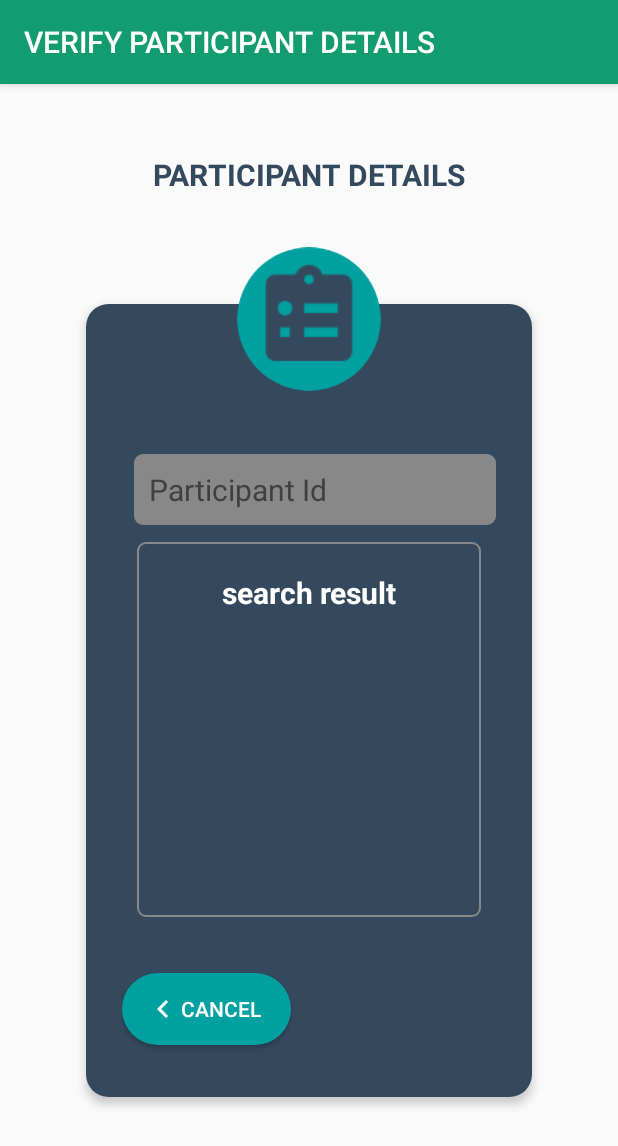
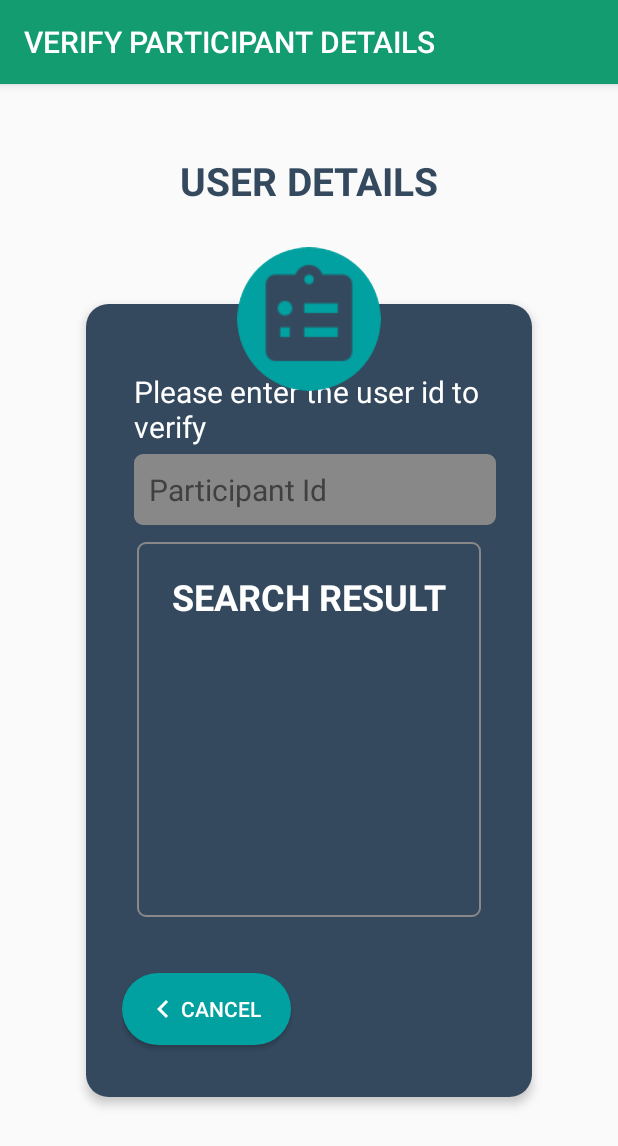
Before and after one commit to sahuvivek1994/MUW, an Android app: the MidlineVerifyActivity screen opened directly, with no data from a screen before it, on a phone screen of 412 x 824 dp. Shown: the top 1146 px of the screen. Run offline under Robolectric (Android 15) with nearby library versions, the phone set to English and light mode, and no system bars; our stand-ins replace CircleImageView.

Commit message:
minor chnages

```diff
--- a/app/build.gradle
+++ b/app/build.gradle
@@ -6,8 +6,8 @@ android {
         applicationId "com.inscripts.ins_armman.muw"
         minSdkVersion 19
         targetSdkVersion 27
-         versionCode 4
-         versionName "1.2"
+         versionCode 5
+         versionName "1.3"
         testInstrumentationRunner "android.support.test.runner.AndroidJUnitRunner"
     }
     buildTypes {
--- a/app/src/main/java/com/inscripts/ins_armman/muw/database/DBHelper.java
+++ b/app/src/main/java/com/inscripts/ins_armman/muw/database/DBHelper.java
@@ -209,7 +209,8 @@ public class DBHelper extends SQLiteOpenHelper {
     public int checkAlreadyfilled(String participantId)
     {
         int flag = 0;
-        Cursor cursor =  utility.getDatabase().rawQuery("SELECT count(unique_id) FROM filled_forms_status WHERE form_id = 11\n" +
+        Cursor cursor =  utility.getDatabase().rawQuery("SELECT count(unique_id) FROM filled_forms_status " +
+                "WHERE form_id = 11 and form_completion_status = 1" +
                 " AND unique_id IN (SELECT unique_id from all_registration_detail WHERE user_id = "+participantId +")", null);
         if (cursor != null && cursor.moveToFirst()) {
             flag = cursor.getInt(cursor.getColumnIndex("count(unique_id)"));
--- a/app/src/main/res/layout/midline_verify_layout.xml
+++ b/app/src/main/res/layout/midline_verify_layout.xml
@@ -11,9 +11,9 @@
         android:layout_width="wrap_content"
         android:layout_height="wrap_content"
         android:layout_marginTop="8dp"
-        android:text="PARTICIPANT DETAILS"
+        android:text="@string/midline_header"
         android:textColor="@color/verify_participant_cardview"
-        android:textSize="20sp"
+        android:textSize="26sp"
         android:textStyle="bold"
         app:layout_constraintEnd_toEndOf="parent"
         app:layout_constraintStart_toStartOf="parent"
@@ -82,9 +82,9 @@
                     android:layout_height="wrap_content"
                     android:layout_marginTop="10dp"
                     android:gravity="center|center_vertical"
-                    android:text="search result"
+                    android:text="@string/search_result"
                     android:textColor="#FFFF"
-                    android:textSize="20sp"
+                    android:textSize="24sp"
                     android:textStyle="bold"
                     app:layout_constraintEnd_toEndOf="parent"
                     app:layout_constraintStart_toStartOf="parent"
@@ -94,12 +94,12 @@
                     android:id="@+id/txtParticipantName"
                     android:layout_width="0dp"
                     android:layout_height="0dp"
-                    android:layout_marginStart="20dp"
+                    android:layout_marginStart="15dp"
                     android:layout_marginTop="8dp"
                     android:layout_marginBottom="8dp"
                     android:text=""
                     android:textColor="#FFFFFF"
-                    android:textSize="20sp"
+                    android:textSize="24sp"
                     app:layout_constraintBottom_toTopOf="@+id/guideline27"
                     app:layout_constraintEnd_toEndOf="parent"
                     app:layout_constraintStart_toStartOf="@+id/guideline26"
@@ -126,8 +126,8 @@
                     android:id="@+id/imgName"
                     android:layout_width="0dp"
                     android:layout_height="0dp"
-                    android:layout_marginStart="4dp"
-                    android:layout_marginTop="4dp"
+                    android:layout_marginStart="20dp"
+                    android:layout_marginTop="8dp"
                     android:layout_marginEnd="4dp"
                     android:layout_marginBottom="4dp"
                     android:visibility="invisible"
@@ -149,21 +149,21 @@
                     android:layout_width="wrap_content"
                     android:layout_height="wrap_content"
                     android:orientation="horizontal"
-                    app:layout_constraintGuide_percent="0.35" />
+                    app:layout_constraintGuide_percent="0.40" />
 
                 <android.support.constraint.Guideline
                     android:id="@+id/guideline29"
                     android:layout_width="wrap_content"
                     android:layout_height="wrap_content"
                     android:orientation="horizontal"
-                    app:layout_constraintGuide_percent="0.20" />
+                    app:layout_constraintGuide_percent="0.23" />
 
                 <android.support.constraint.Guideline
                     android:id="@+id/guideline28"
                     android:layout_width="wrap_content"
                     android:layout_height="wrap_content"
                     android:orientation="horizontal"
-                    app:layout_constraintGuide_percent="0.50" />
+                    app:layout_constraintGuide_percent="0.60" />
 
         <!--        <ImageView
                     android:id="@+id/imageView4"
@@ -243,6 +243,20 @@
                 android:orientation="horizontal"
                 app:layout_constraintGuide_percent="0.28" />
 
+            <TextView
+                android:id="@+id/textView6"
+                android:layout_width="0dp"
+                android:layout_height="wrap_content"
+                android:layout_marginStart="8dp"
+                android:layout_marginTop="20dp"
+                android:gravity="left"
+                android:text="Please enter the user id to verify"
+                android:textColor="@color/color_white"
+                android:textSize="20sp"
+                app:layout_constraintBottom_toTopOf="@+id/guideline19"
+                app:layout_constraintEnd_toEndOf="parent"
+                app:layout_constraintStart_toStartOf="parent"
+                app:layout_constraintTop_toTopOf="parent" />
         </android.support.constraint.ConstraintLayout>
     </android.support.v7.widget.CardView>
 
--- a/app/src/main/res/values/strings.xml
+++ b/app/src/main/res/values/strings.xml
@@ -125,10 +125,12 @@
     <string name="midline_popup_msg">Please enter the id of the participant to fill the Midline Interview </string>
     <string name="midline_continue">Continue</string>
     <string name="midline_empty">No Records found. \n Please click on the following button to start the interview.</string>
-    <string name="search_result">search result</string>
-    <string name="search_found">Search result  found.</string>
-    <string name="search_already_filled">Form Already filled</string>
-    <string name="search_not_found">Search result not found. \n Please enter valid Participant Id and try again.</string>
-    <string name="participant_data_stored">Participant data stored successfully..</string>
+    <string name="search_result">SEARCH RESULT</string>
+    <string name="search_found">SEARCH RESULT FOUND </string>
+    <string name="search_already_filled">Form Already filled \n looks like you have already filled the form for this user id</string>
+    <string name="search_not_found">SEARCH RESULT NOT FOUND. \n Please enter valid Participant Id and try again.</string>
+    <string name="participant_data_stored">user data stored successfully..</string>
+    <string name="midline_title">VERIFY USER DETAILS</string>
+    <string name="midline_header">USER DETAILS</string>
 
 </resources>
```
Also changed, not shown: 4 other files.
